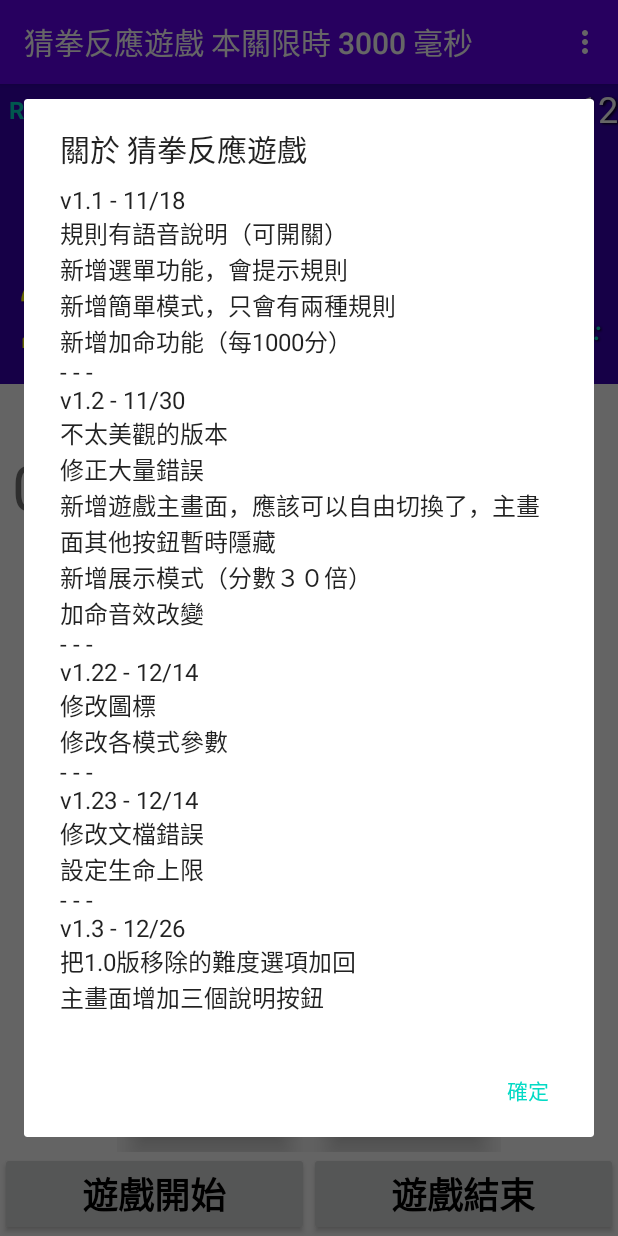
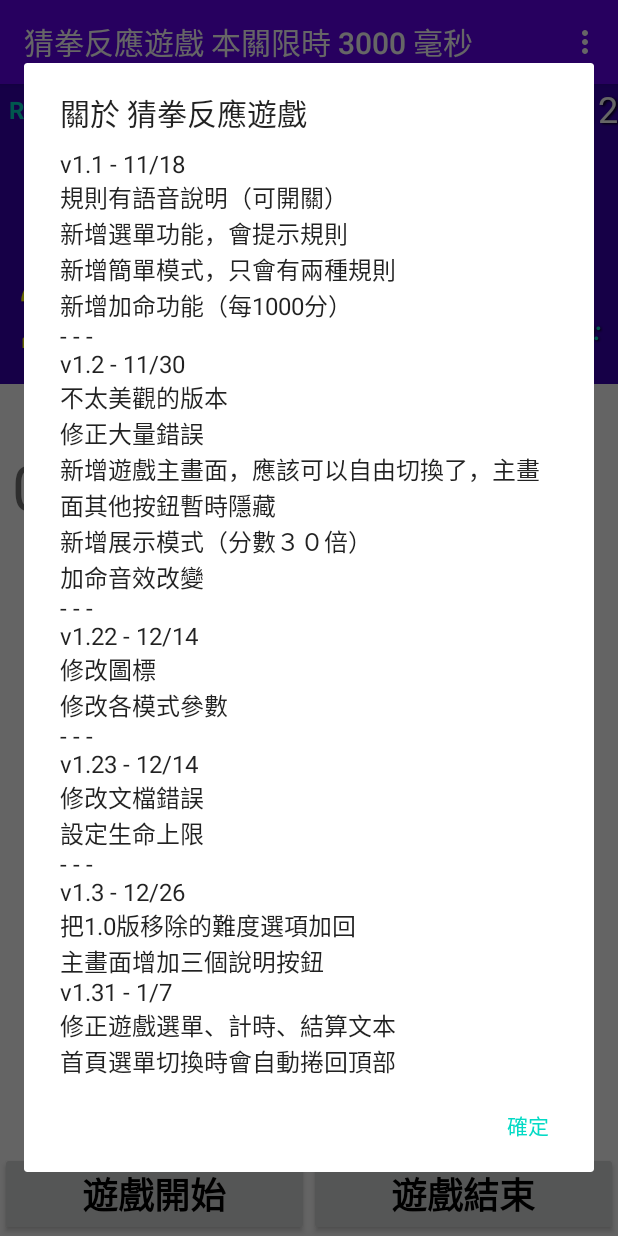
Before and after one commit to weilawhite/MoraGame, an Android app: the MainActivity screen opened directly, with no data from a screen before it, in the options menu, after a tap on "關於", on a phone screen of 412 x 824 dp. Run offline under Robolectric (Android 15) with nearby library versions, the phone set to English and light mode, and no system bars; 1 statement that could not run was skipped.

Commit message:
v1.31 - 1/7 修正遊戲選單、計時、結算文本 首頁選單切換時會自動捲回頂部

```diff
--- a/app/src/main/java/com/example/moragame/MainActivity.java
+++ b/app/src/main/java/com/example/moragame/MainActivity.java
@@ -206,7 +206,7 @@ public class MainActivity extends AppCompatActivity implements View.OnClickListe
                     save();
                 }
                 //待修改
-                sb.append("這次挑戰到第" + player.getWinCount()).append("關\n歷史最高連擊:" + topHitCombo).append("\n總分:" + score);
+                sb.append("這次挑戰到第" + (round - 1) + "關\n答對次數:" + player.getWinCount()).append("\n歷史最高連擊:" + topHitCombo).append("\n總分:" + score);
                 //sb.append("總分:" + player.getWinCount()).append("\n最高連擊數:" + hitCombo).append("\n歷史最高連擊:"+topHitCombo);
 
                 AlertDialog.Builder alertDialog = new AlertDialog.Builder(this);
@@ -562,7 +562,7 @@ public class MainActivity extends AppCompatActivity implements View.OnClickListe
 
         int sec = (targetMilliSecond - gameMilliSecond) / 1000;
         int ms = (targetMilliSecond - gameMilliSecond) % 1000;
-        String timer = String.format("%d:%d", sec, ms / 100);
+        String timer = String.format("%d.%d / %d.%d", sec, ms / 100, targetMilliSecond / 1000, targetMilliSecond % 1000 / 100);
         countText.setText(timer);
         //gameTimer.post(this);
         gameTimer.postDelayed(this, 100);
--- a/app/src/main/java/com/example/moragame/Title2.java
+++ b/app/src/main/java/com/example/moragame/Title2.java
@@ -79,6 +79,7 @@ public class Title2 extends AppCompatActivity {
                 titleImage.setAlpha(0.1f);
                 //titleImage.setVisibility(View.INVISIBLE);
                 titleText.setText(text);
+                titleText.scrollTo(0,0);
             }
         });
 
@@ -96,6 +97,7 @@ public class Title2 extends AppCompatActivity {
                 titleImage.setAlpha(0.1f);
                 //titleImage.setVisibility(View.INVISIBLE);
                 titleText.setText(text);
+                titleText.scrollTo(0,0);
             }
         });
 
@@ -106,6 +108,7 @@ public class Title2 extends AppCompatActivity {
                 titleImage.setAlpha(0.1f);
                 //titleImage.setVisibility(View.INVISIBLE);
                 titleText.setText(text);
+                titleText.scrollTo(0,0);
             }
         });
 
--- a/app/src/main/java/com/example/moragame/game/About.java
+++ b/app/src/main/java/com/example/moragame/game/About.java
@@ -9,7 +9,8 @@ public class About {
 
     public String getContent() {
         StringBuilder stringBuilder = new StringBuilder();
-        stringBuilder.append("v1.1 - 11/18\n" +
+        stringBuilder.append
+                ("v1.1 - 11/18\n" +
                 "規則有語音說明（可開關）\n" +
                 "新增選單功能，會提示規則\n" +
                 "新增簡單模式，只會有兩種規則\n" +
@@ -33,7 +34,9 @@ public class About {
         ).append("v1.3 - 12/26\n" +
                 "把1.0版移除的難度選項加回\n" +
                 "主畫面增加三個說明按鈕\n"
-        );
+        ).append("v1.31 - 1/7\n" +
+                "修正遊戲選單、計時、結算文本\n" +
+                "首頁選單切換時會自動捲回頂部");
         return stringBuilder.toString();
     }
 }
--- a/app/src/main/res/menu/menu.xml
+++ b/app/src/main/res/menu/menu.xml
@@ -2,7 +2,7 @@
 <menu xmlns:android="http://schemas.android.com/apk/res/android">
     <item
         android:id="@+id/sound_switch"
-        android:title="@string/sound_on"></item>
+        android:title="@string/sound_off"></item>
     <item
         android:id="@+id/easy_mode"
         android:title="@string/easy_mode"></item>
--- a/app/src/main/res/values/strings.xml
+++ b/app/src/main/res/values/strings.xml
@@ -23,8 +23,8 @@
     <string name="NOT_EVEN">請不要平手</string>
     <string name="NOT_WIN">請不要贏我</string>
     <string name="NOT_LOSE">請不要輸我</string>
-    <string name="sound_on">音效 開</string>
-    <string name="sound_off">靜音</string>
+    <string name="sound_on">開啟音效</string>
+    <string name="sound_off">關閉音效</string>
     <string name="about">關於</string>
     <string name="imrule">我是規則</string>
     <string name="easy_mode">簡單模式</string>
```
